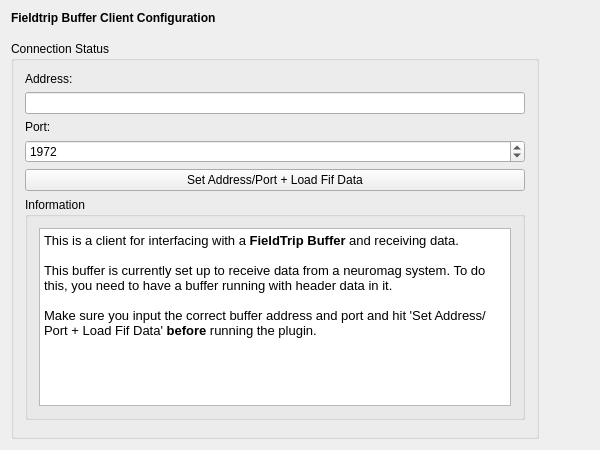
Old version of the form applications/mne_scan/plugins/ftbuffer/FormFiles/ftbuffersetup.ui in the repository mne-tools/mne-cpp.
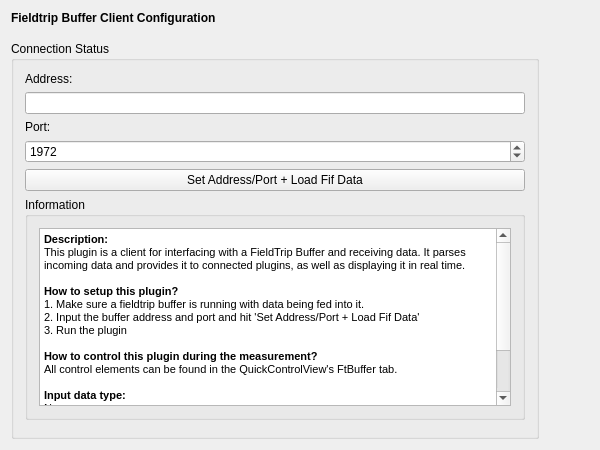
New version of the form.

Commit message: MAINT: Aquisition plugin description overhaul

Patch:
```diff
--- a/applications/mne_scan/plugins/ftbuffer/FormFiles/ftbuffersetup.ui
+++ b/applications/mne_scan/plugins/ftbuffer/FormFiles/ftbuffersetup.ui
@@ -113,11 +113,23 @@
 &lt;html&gt;&lt;head&gt;&lt;meta name=&quot;qrichtext&quot; content=&quot;1&quot; /&gt;&lt;style type=&quot;text/css&quot;&gt;
 p, li { white-space: pre-wrap; }
 &lt;/style&gt;&lt;/head&gt;&lt;body style=&quot; font-family:'MS Shell Dlg 2'; font-size:8.25pt; font-weight:400; font-style:normal;&quot;&gt;
-&lt;p style=&quot; margin-top:0px; margin-bottom:0px; margin-left:0px; margin-right:0px; -qt-block-indent:0; text-indent:0px;&quot;&gt;&lt;span style=&quot; font-family:'Sans'; font-size:10pt;&quot;&gt;This is a client for interfacing with a &lt;/span&gt;&lt;span style=&quot; font-family:'Sans'; font-size:10pt; font-weight:600;&quot;&gt;FieldTrip Buffer&lt;/span&gt;&lt;span style=&quot; font-family:'Sans'; font-size:10pt;&quot;&gt; and receiving data. &lt;/span&gt;&lt;/p&gt;
-&lt;p style=&quot;-qt-paragraph-type:empty; margin-top:0px; margin-bottom:0px; margin-left:0px; margin-right:0px; -qt-block-indent:0; text-indent:0px; font-family:'Sans'; font-size:10pt;&quot;&gt;&lt;br /&gt;&lt;/p&gt;
-&lt;p style=&quot; margin-top:0px; margin-bottom:0px; margin-left:0px; margin-right:0px; -qt-block-indent:0; text-indent:0px;&quot;&gt;&lt;span style=&quot; font-family:'Sans'; font-size:10pt;&quot;&gt;This buffer is currently set up to receive data from a neuromag system. To do this, you need to have a buffer running with header data in it.&lt;/span&gt;&lt;/p&gt;
-&lt;p style=&quot;-qt-paragraph-type:empty; margin-top:0px; margin-bottom:0px; margin-left:0px; margin-right:0px; -qt-block-indent:0; text-indent:0px; font-family:'Sans'; font-size:10pt;&quot;&gt;&lt;br /&gt;&lt;/p&gt;
-&lt;p style=&quot; margin-top:0px; margin-bottom:0px; margin-left:0px; margin-right:0px; -qt-block-indent:0; text-indent:0px;&quot;&gt;&lt;span style=&quot; font-family:'Sans'; font-size:10pt;&quot;&gt;Make sure you input the correct buffer address and port and hit 'Set Address/Port + Load Fif Data' &lt;/span&gt;&lt;span style=&quot; font-family:'Sans'; font-size:10pt; font-weight:600;&quot;&gt;before&lt;/span&gt;&lt;span style=&quot; font-family:'Sans'; font-size:10pt;&quot;&gt; running the plugin.&lt;/span&gt;&lt;/p&gt;&lt;/body&gt;&lt;/html&gt;</string>
+&lt;p style=&quot; margin-top:0px; margin-bottom:0px; margin-left:0px; margin-right:0px; -qt-block-indent:0; text-indent:0px;&quot;&gt;&lt;span style=&quot; font-weight:600;&quot;&gt;Description:&lt;/span&gt;&lt;/p&gt;
+&lt;p style=&quot; margin-top:0px; margin-bottom:0px; margin-left:0px; margin-right:0px; -qt-block-indent:0; text-indent:0px;&quot;&gt;This plugin is a client for interfacing with a FieldTrip Buffer and receiving data. It parses incoming data and provides it to connected plugins, as well as displaying it in real time.&lt;/p&gt;
+&lt;p style=&quot;-qt-paragraph-type:empty; margin-top:0px; margin-bottom:0px; margin-left:0px; margin-right:0px; -qt-block-indent:0; text-indent:0px;&quot;&gt;&lt;br /&gt;&lt;/p&gt;
+&lt;p style=&quot; margin-top:0px; margin-bottom:0px; margin-left:0px; margin-right:0px; -qt-block-indent:0; text-indent:0px;&quot;&gt;&lt;span style=&quot; font-weight:600;&quot;&gt;How to setup this plugin?&lt;/span&gt;&lt;/p&gt;
+&lt;p style=&quot; margin-top:0px; margin-bottom:0px; margin-left:0px; margin-right:0px; -qt-block-indent:0; text-indent:0px;&quot;&gt;1. Make sure a fieldtrip buffer is running with data being fed into it.&lt;/p&gt;
+&lt;p style=&quot; margin-top:0px; margin-bottom:0px; margin-left:0px; margin-right:0px; -qt-block-indent:0; text-indent:0px;&quot;&gt;2. Input the buffer address and port and hit 'Set Address/Port + Load Fif Data'&lt;/p&gt;
+&lt;p style=&quot; margin-top:0px; margin-bottom:0px; margin-left:0px; margin-right:0px; -qt-block-indent:0; text-indent:0px;&quot;&gt;3. Run the plugin&lt;/p&gt;
+&lt;p style=&quot;-qt-paragraph-type:empty; margin-top:0px; margin-bottom:0px; margin-left:0px; margin-right:0px; -qt-block-indent:0; text-indent:0px;&quot;&gt;&lt;br /&gt;&lt;/p&gt;
+&lt;p style=&quot; margin-top:0px; margin-bottom:0px; margin-left:0px; margin-right:0px; -qt-block-indent:0; text-indent:0px;&quot;&gt;&lt;span style=&quot; font-weight:600;&quot;&gt;How to control this plugin during the measurement?&lt;/span&gt;&lt;/p&gt;
+&lt;p style=&quot; margin-top:0px; margin-bottom:0px; margin-left:0px; margin-right:0px; -qt-block-indent:0; text-indent:0px;&quot;&gt;All control elements can be found in the QuickControlView's FtBuffer tab.&lt;/p&gt;
+&lt;p style=&quot;-qt-paragraph-type:empty; margin-top:0px; margin-bottom:0px; margin-left:0px; margin-right:0px; -qt-block-indent:0; text-indent:0px;&quot;&gt;&lt;br /&gt;&lt;/p&gt;
+&lt;p style=&quot; margin-top:0px; margin-bottom:0px; margin-left:0px; margin-right:0px; -qt-block-indent:0; text-indent:0px;&quot;&gt;&lt;span style=&quot; font-weight:600;&quot;&gt;Input data type:&lt;/span&gt;&lt;/p&gt;
+&lt;p style=&quot; margin-top:0px; margin-bottom:0px; margin-left:0px; margin-right:0px; -qt-block-indent:0; text-indent:0px;&quot;&gt;None&lt;/p&gt;
+&lt;p style=&quot;-qt-paragraph-type:empty; margin-top:0px; margin-bottom:0px; margin-left:0px; margin-right:0px; -qt-block-indent:0; text-indent:0px;&quot;&gt;&lt;br /&gt;&lt;/p&gt;
+&lt;p style=&quot; margin-top:0px; margin-bottom:0px; margin-left:0px; margin-right:0px; -qt-block-indent:0; text-indent:0px;&quot;&gt;&lt;span style=&quot; font-weight:600;&quot;&gt;Output data type:&lt;/span&gt;&lt;/p&gt;
+&lt;p style=&quot; margin-top:0px; margin-bottom:0px; margin-left:0px; margin-right:0px; -qt-block-indent:0; text-indent:0px;&quot;&gt;This plugin streams raw data blocks to subsequent connected plugins.&lt;/p&gt;
+&lt;p style=&quot;-qt-paragraph-type:empty; margin-top:0px; margin-bottom:0px; margin-left:0px; margin-right:0px; -qt-block-indent:0; text-indent:0px;&quot;&gt;&lt;br /&gt;&lt;/p&gt;&lt;/body&gt;&lt;/html&gt;</string>
              </property>
             </widget>
            </item>
```
The commit also changes 4 other files.
